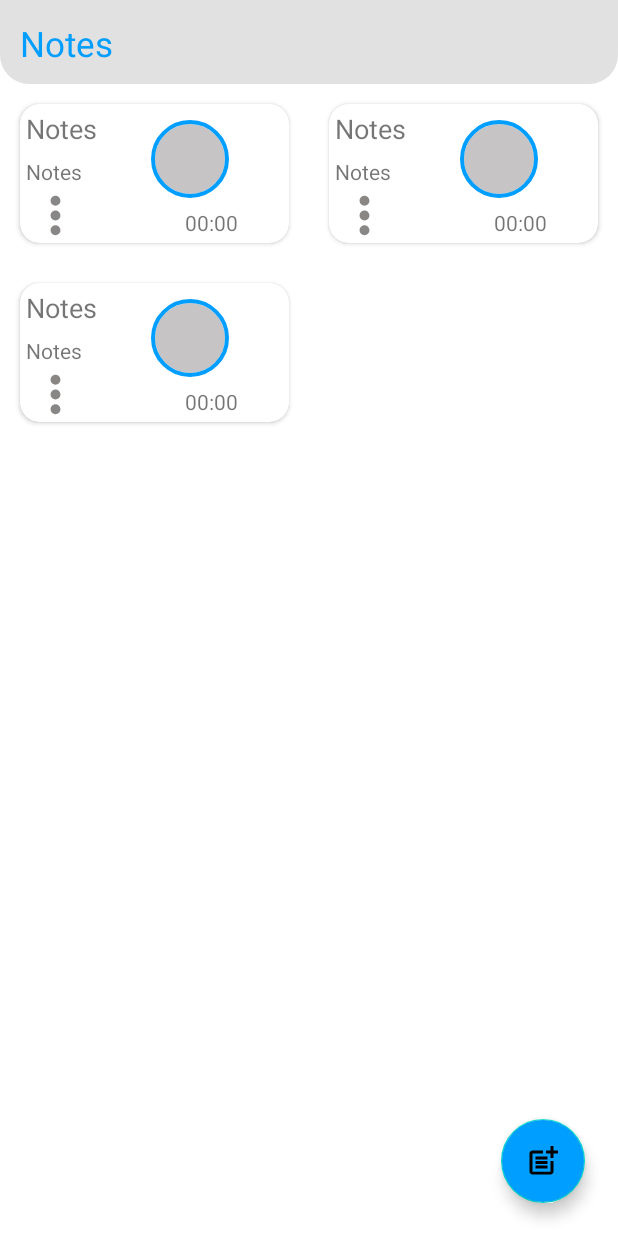
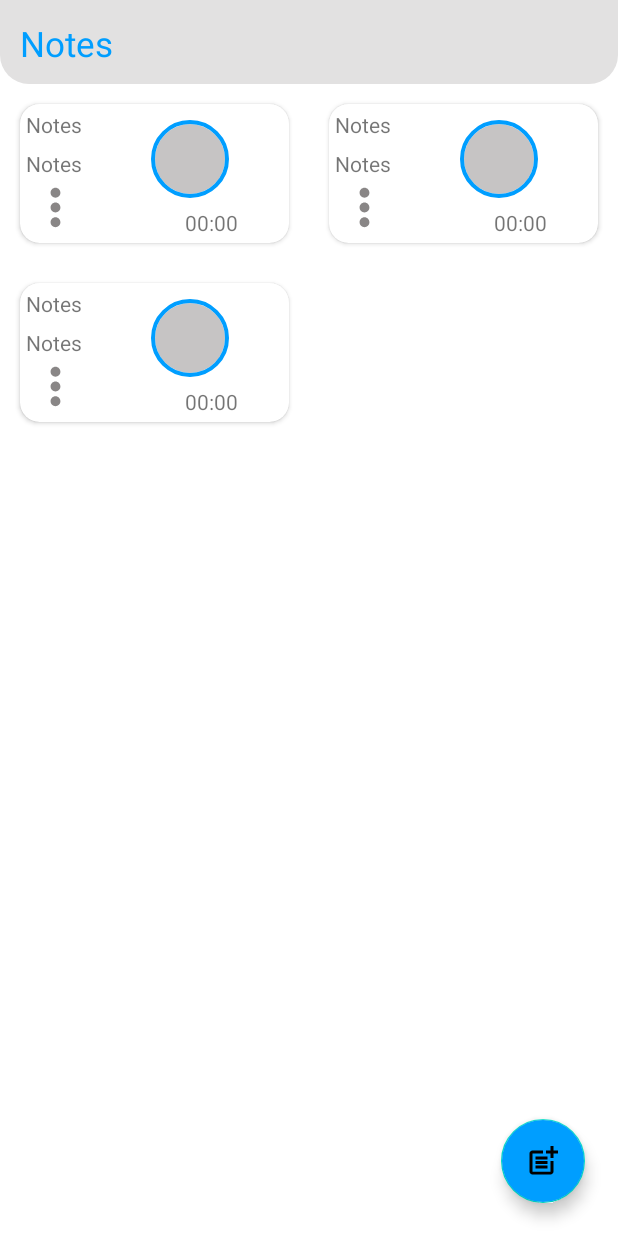
Before and after one commit to HadiatullayevAbdulahad1097/Notes-AppFIrestore, an Android app: the layout activity_main2.xml on its own in the app's theme, with its tools: preview values and no code run, on a phone screen of 412 x 824 dp. Run offline under Robolectric (Android 15) with nearby library versions, the phone set to English and light mode, and no system bars.

Commit message:
My Notes

```diff
--- a/app/src/main/java/developer/abdulahad/notes/MainActivity2.kt
+++ b/app/src/main/java/developer/abdulahad/notes/MainActivity2.kt
@@ -49,7 +49,7 @@ class MainActivity2 : AppCompatActivity() {
                             startActivity(Intent(this@MainActivity2, MainActivity3::class.java))
                         }
                         R.id.delete -> {
-                            val document = firebaseFirestore.collection("Notes").document(notes.id.toString())
+                            val document = firebaseFirestore.collection("Notes").document(notes.id)
                             val alertDialog = AlertDialog.Builder(this@MainActivity2).create()
                             val itemDialogPermissionBinding = ItemDialogPermissionBinding.inflate(layoutInflater)
                             document.delete()
--- a/app/src/main/java/developer/abdulahad/notes/MainActivity3.kt
+++ b/app/src/main/java/developer/abdulahad/notes/MainActivity3.kt
@@ -60,8 +60,6 @@ class MainActivity3 : AppCompatActivity() {
         list.add("#FF8A80")
 
         binding.apply {
-
-
             when (MyObject.type) {
                 "Add" -> {
                     imageAdd.setOnClickListener {
--- a/app/src/main/res/layout/notes_item.xml
+++ b/app/src/main/res/layout/notes_item.xml
@@ -22,7 +22,7 @@
             <LinearLayout
                 android:layout_width="wrap_content"
                 android:layout_height="match_parent"
-                android:layout_weight="1"
+                android:layout_weight="1.3"
                 android:orientation="vertical"
                 >
 
@@ -32,7 +32,6 @@
                     android:layout_height="wrap_content"
                     android:text="@string/app_name"
                     android:maxLength="11"
-                    android:textSize="@dimen/_14ssp"
                     />
 
                 <TextView
```
Also changed, not shown: app/src/main/java/developer/abdulahad/notes/adapter/RvAdapter.kt (+4 -4 lines).
